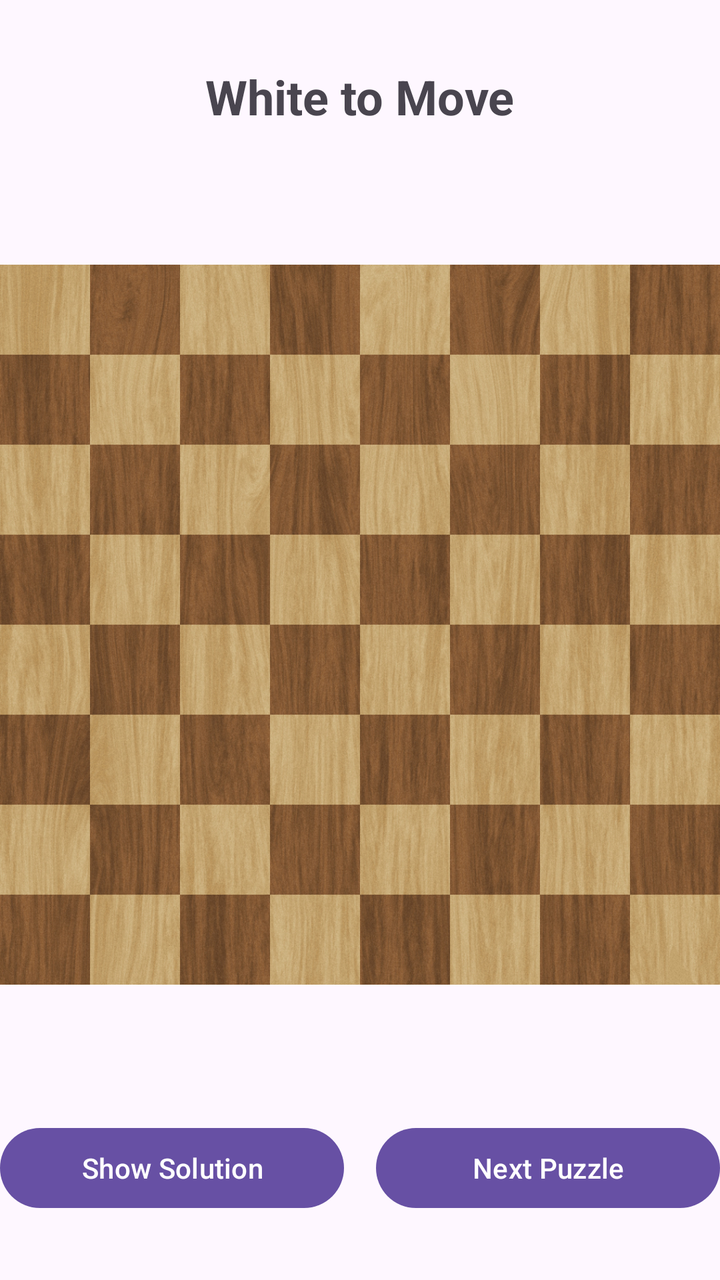
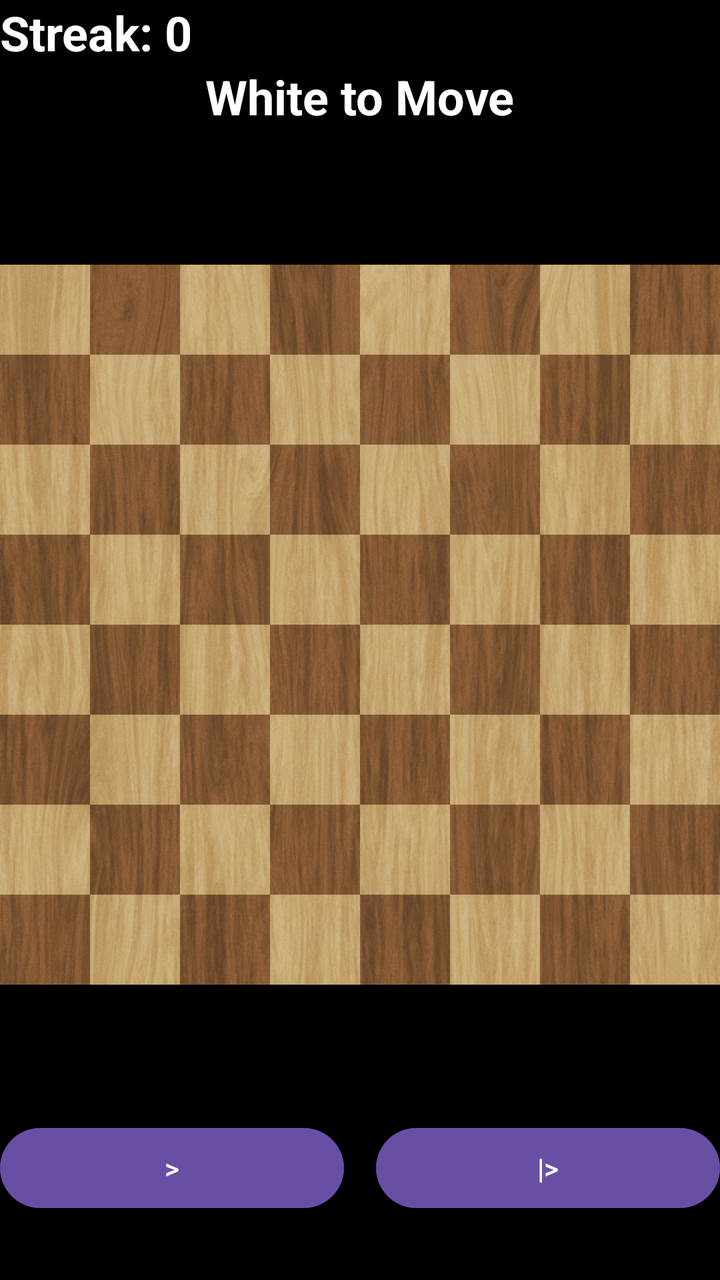

Two renders of the same Android screen: before a commit and after it. Below are the layout's source before the change and the commit's diff.
<!-- AndroidManifest.xml: application theme Theme.Chessoid -->
<!-- res/layout/activity_puzzle.xml -->
<?xml version="1.0" encoding="utf-8"?>
<androidx.constraintlayout.widget.ConstraintLayout xmlns:android="http://schemas.android.com/apk/res/android"
    xmlns:app="http://schemas.android.com/apk/res-auto"
    xmlns:tools="http://schemas.android.com/tools"
    android:id="@+id/main"
    android:layout_width="match_parent"
    android:layout_height="match_parent"
    tools:context=".PuzzleActivity">


    <TextView
        android:id="@+id/tvPuzzleStatus"
        android:layout_width="wrap_content"
        android:layout_height="wrap_content"
        android:text="White to Move"
        android:textSize="24sp"
        android:textStyle="bold"
        android:layout_marginTop="32dp"
        app:layout_constraintTop_toTopOf="parent"
        app:layout_constraintStart_toStartOf="parent"
        app:layout_constraintEnd_toEndOf="parent" />


    <GridLayout
        android:id="@+id/chessBoardGrid"
        android:layout_width="0dp"
        android:layout_height="0dp"
        android:columnCount="8"
        android:rowCount="8"
        android:background="@drawable/chess_board"
        app:layout_constraintDimensionRatio="1:1"
        app:layout_constraintTop_toBottomOf="@id/tvPuzzleStatus"
        app:layout_constraintBottom_toTopOf="@id/btnNextPuzzle"
        app:layout_constraintStart_toStartOf="parent"
        app:layout_constraintEnd_toEndOf="parent" />
    
    <Button
        android:id="@+id/btnShowSolution"
        android:layout_width="0dp"
        android:layout_height="wrap_content"
        android:text="Show Solution"
        android:layout_marginEnd="8dp"
        android:layout_marginBottom="32dp"
        app:layout_constraintBottom_toBottomOf="parent"
        app:layout_constraintStart_toStartOf="parent"
        app:layout_constraintEnd_toStartOf="@id/btnNextPuzzle" />

    
    <Button
        android:id="@+id/btnNextPuzzle"
        android:layout_width="0dp"
        android:layout_height="wrap_content"
        android:text="Next Puzzle"
        android:layout_marginStart="8dp"
        android:layout_marginBottom="32dp"
        app:layout_constraintBottom_toBottomOf="parent"
        app:layout_constraintStart_toEndOf="@id/btnShowSolution"
        app:layout_constraintEnd_toEndOf="parent" />

</androidx.constraintlayout.widget.ConstraintLayout>
<!-- resources referenced by this layout -->
<resources>
  <!-- drawable chess_board: jpg bitmap (drawable, 859011 bytes) -->
  <style name="Theme.Chessoid" parent="Base.Theme.Chessoid" />
  <style name="Base.Theme.Chessoid" parent="Theme.Material3.DayNight.NoActionBar">
          
          
      </style>
</resources>

<!-- the commit's change to res/layout/activity_puzzle.xml (unified diff, before → after) -->
@@ -5,6 +5,7 @@
     android:id="@+id/main"
     android:layout_width="match_parent"
     android:layout_height="match_parent"
+    android:background="#000000"
     tools:context=".PuzzleActivity">
 
 
@@ -15,10 +16,22 @@
         android:text="White to Move"
         android:textSize="24sp"
         android:textStyle="bold"
+        android:textColor="#FFFFFF"
         android:layout_marginTop="32dp"
         app:layout_constraintTop_toTopOf="parent"
         app:layout_constraintStart_toStartOf="parent"
         app:layout_constraintEnd_toEndOf="parent" />
+
+    <TextView
+        android:id="@+id/streakText"
+        android:layout_width="wrap_content"
+        android:layout_height="wrap_content"
+        android:text="Streak: 0"
+        android:textSize="24sp"
+        android:textStyle="bold"
+        android:textColor="#FFFFFF"
+        android:layout_gravity="center_horizontal"
+        android:layout_marginBottom="16dp" />
 
 
     <GridLayout
@@ -33,12 +46,13 @@
         app:layout_constraintBottom_toTopOf="@id/btnNextPuzzle"
         app:layout_constraintStart_toStartOf="parent"
         app:layout_constraintEnd_toEndOf="parent" />
+
     
     <Button
         android:id="@+id/btnShowSolution"
         android:layout_width="0dp"
         android:layout_height="wrap_content"
-        android:text="Show Solution"
+        android:text="&gt;"
         android:layout_marginEnd="8dp"
         android:layout_marginBottom="32dp"
         app:layout_constraintBottom_toBottomOf="parent"
@@ -50,7 +64,7 @@
         android:id="@+id/btnNextPuzzle"
         android:layout_width="0dp"
         android:layout_height="wrap_content"
-        android:text="Next Puzzle"
+        android:text="|&gt;"
         android:layout_marginStart="8dp"
         android:layout_marginBottom="32dp"
         app:layout_constraintBottom_toBottomOf="parent"
